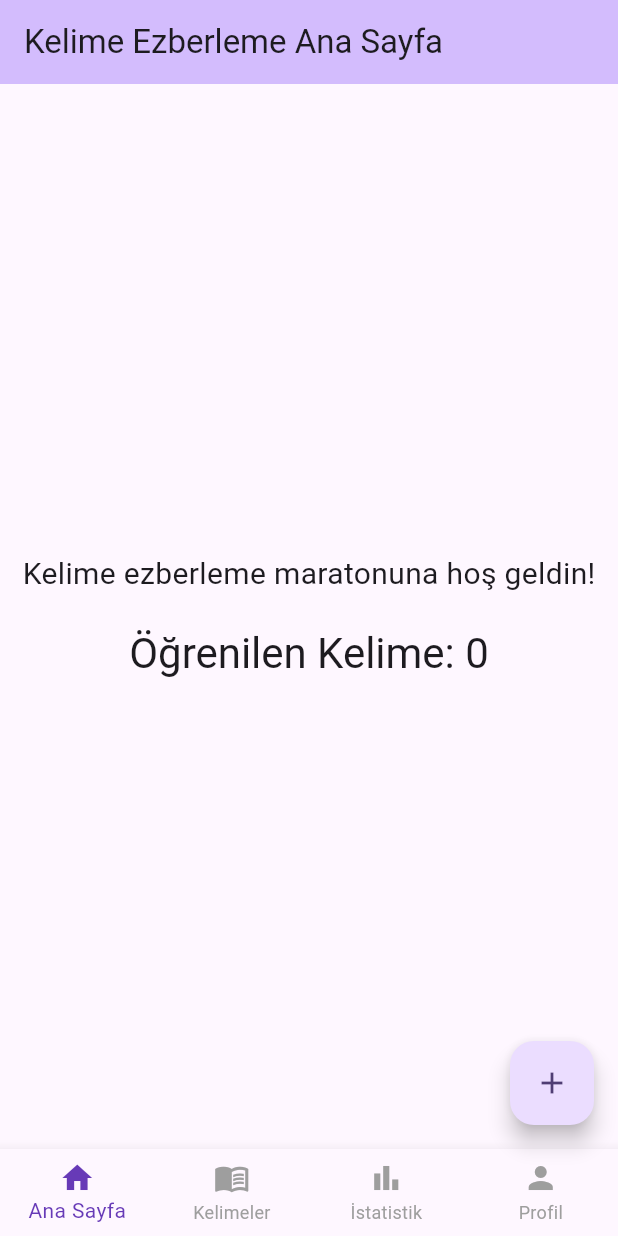
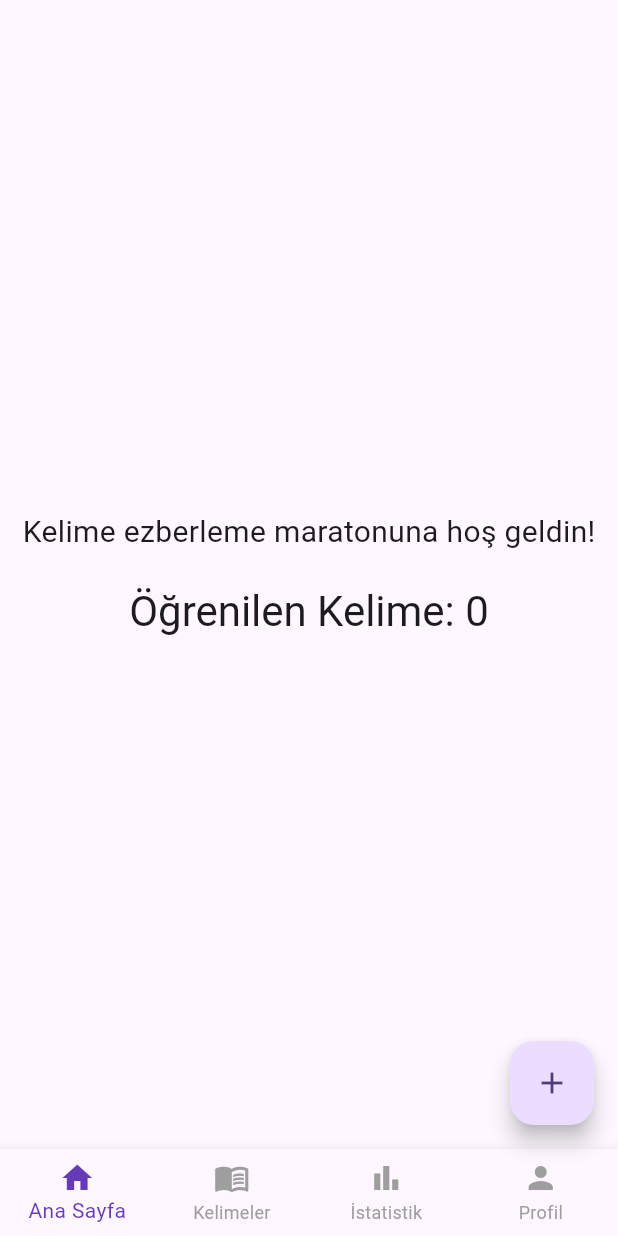
Before and after one commit to rohatorakci/Yazilim-Yapimi-Projesi, a Flutter app: the screen it shows once a user with an empty profile is signed in, on a phone screen of 412 x 824 dp. Run offline on Flutter 3.47's test engine with Material 3 defaults, Android fonts, the phone set to English and light mode, and no system bars; our stand-ins replace firebase_auth, firebase_core; accounts and stored records are empty; generated files the repository leaves out were written again.

Commit message:
üstte duran ana sayfa bölümünü kaldırdım

```diff
--- a/lib/main.dart
+++ b/lib/main.dart
@@ -136,10 +136,7 @@ class _MyHomePageState extends State<MyHomePage> {
   @override
   Widget build(BuildContext context) {
     return Scaffold(
-      appBar: AppBar(
-    backgroundColor: Theme.of(context).colorScheme.inversePrimary,
-  title: Text(widget.title),
-),
+
 
       body: Center(
         child: _buildBody(),
```
